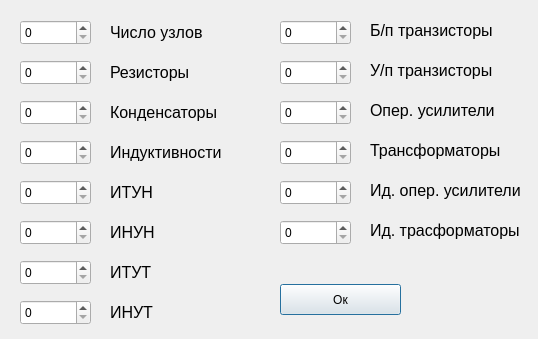
The window that schemedialog.ui (Ekop007/CSM) describes before a commit, drawn with Qt 5.
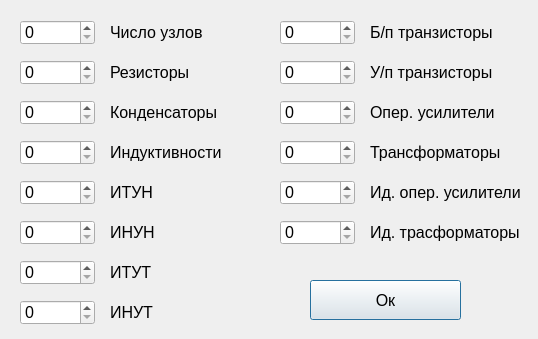
The same window after the commit.

The edit to the form file:
```diff
--- a/schemedialog.ui
+++ b/schemedialog.ui
@@ -10,18 +10,28 @@
     <height>339</height>
    </rect>
   </property>
+  <property name="font">
+   <font>
+    <pointsize>12</pointsize>
+   </font>
+  </property>
   <property name="windowTitle">
    <string>Размерность схемы</string>
   </property>
   <widget class="QPushButton" name="OK">
    <property name="geometry">
     <rect>
-     <x>280</x>
-     <y>284</y>
-     <width>121</width>
-     <height>31</height>
+     <x>310</x>
+     <y>280</y>
+     <width>151</width>
+     <height>40</height>
     </rect>
    </property>
+   <property name="font">
+    <font>
+     <pointsize>12</pointsize>
+    </font>
+   </property>
    <property name="text">
     <string>Ок</string>
    </property>
@@ -176,7 +186,7 @@
      <x>370</x>
      <y>20</y>
      <width>160</width>
-     <height>21</height>
+     <height>25</height>
     </rect>
    </property>
    <property name="font">
@@ -194,7 +204,7 @@
      <x>370</x>
      <y>60</y>
      <width>160</width>
-     <height>21</height>
+     <height>25</height>
     </rect>
    </property>
    <property name="font">
@@ -212,7 +222,7 @@
      <x>370</x>
      <y>100</y>
      <width>160</width>
-     <height>21</height>
+     <height>25</height>
     </rect>
    </property>
    <property name="font">
@@ -230,7 +240,7 @@
      <x>370</x>
      <y>140</y>
      <width>160</width>
-     <height>21</height>
+     <height>25</height>
     </rect>
    </property>
    <property name="font">
@@ -248,7 +258,7 @@
      <x>370</x>
      <y>180</y>
      <width>160</width>
-     <height>21</height>
+     <height>25</height>
     </rect>
    </property>
    <property name="font">
@@ -266,7 +276,7 @@
      <x>370</x>
      <y>220</y>
      <width>160</width>
-     <height>21</height>
+     <height>25</height>
     </rect>
    </property>
    <property name="font">
@@ -283,140 +293,210 @@
     <rect>
      <x>20</x>
      <y>60</y>
-     <width>71</width>
+     <width>75</width>
      <height>25</height>
     </rect>
    </property>
+   <property name="font">
+    <font>
+     <pointsize>12</pointsize>
+    </font>
+   </property>
   </widget>
   <widget class="QSpinBox" name="capacitors">
    <property name="geometry">
     <rect>
      <x>20</x>
      <y>100</y>
-     <width>71</width>
+     <width>75</width>
      <height>25</height>
     </rect>
    </property>
+   <property name="font">
+    <font>
+     <pointsize>12</pointsize>
+    </font>
+   </property>
   </widget>
   <widget class="QSpinBox" name="inductances">
    <property name="geometry">
     <rect>
      <x>20</x>
      <y>140</y>
-     <width>71</width>
+     <width>75</width>
      <height>25</height>
     </rect>
    </property>
+   <property name="font">
+    <font>
+     <pointsize>12</pointsize>
+    </font>
+   </property>
   </widget>
   <widget class="QSpinBox" name="itun">
    <property name="geometry">
     <rect>
      <x>20</x>
      <y>180</y>
-     <width>71</width>
+     <width>75</width>
      <height>25</height>
     </rect>
    </property>
+   <property name="font">
+    <font>
+     <pointsize>12</pointsize>
+    </font>
+   </property>
   </widget>
   <widget class="QSpinBox" name="inun">
    <property name="geometry">
     <rect>
      <x>20</x>
      <y>220</y>
-     <width>71</width>
+     <width>75</width>
      <height>25</height>
     </rect>
    </property>
+   <property name="font">
+    <font>
+     <pointsize>12</pointsize>
+    </font>
+   </property>
   </widget>
   <widget class="QSpinBox" name="itut">
    <property name="geometry">
     <rect>
      <x>20</x>
      <y>260</y>
-     <width>71</width>
+     <width>75</width>
      <height>25</height>
     </rect>
    </property>
+   <property name="font">
+    <font>
+     <pointsize>12</pointsize>
+    </font>
+   </property>
   </widget>
   <widget class="QSpinBox" name="inut">
    <property name="geometry">
     <rect>
      <x>20</x>
      <y>300</y>
-     <width>71</width>
+     <width>75</width>
      <height>25</height>
     </rect>
    </property>
+   <property name="font">
+    <font>
+     <pointsize>12</pointsize>
+    </font>
+   </property>
   </widget>
   <widget class="QSpinBox" name="perf_tranformers">
    <property name="geometry">
     <rect>
      <x>280</x>
      <y>220</y>
-     <width>71</width>
+     <width>75</width>
      <height>25</height>
     </rect>
    </property>
+   <property name="font">
+    <font>
+     <pointsize>12</pointsize>
+    </font>
+   </property>
   </widget>
   <widget class="QSpinBox" name="transformers">
    <property name="geometry">
     <rect>
      <x>280</x>
      <y>140</y>
-     <width>71</width>
+     <width>75</width>
      <height>25</height>
     </rect>
    </property>
+   <property name="font">
+    <font>
+     <pointsize>12</pointsize>
+    </font>
+   </property>
   </widget>
   <widget class="QSpinBox" name="amplifiers">
    <property name="geometry">
     <rect>
      <x>280</x>
      <y>100</y>
-     <width>71</width>
+     <width>75</width>
      <height>25</height>
     </rect>
    </property>
+   <property name="font">
+    <font>
+     <pointsize>12</pointsize>
+    </font>
+   </property>
   </widget>
   <widget class="QSpinBox" name="up_transistors">
    <property name="geometry">
     <rect>
      <x>280</x>
      <y>60</y>
-     <width>71</width>
+     <width>75</width>
      <height>25</height>
     </rect>
    </property>
+   <property name="font">
+    <font>
+     <pointsize>12</pointsize>
+    </font>
+   </property>
   </widget>
   <widget class="QSpinBox" name="p_o_alplifiers">
    <property name="geometry">
     <rect>
      <x>280</x>
      <y>180</y>
-     <width>71</width>
+     <width>75</width>
      <height>25</height>
     </rect>
    </property>
+   <property name="font">
+    <font>
+     <pointsize>12</pointsize>
+    </font>
+   </property>
   </widget>
   <widget class="QSpinBox" name="bp_transistors">
    <property name="geometry">
     <rect>
      <x>280</x>
      <y>20</y>
-     <width>71</width>
+     <width>75</width>
      <height>25</height>
     </rect>
    </property>
+   <property name="font">
+    <font>
+     <pointsize>12</pointsize>
+    </font>
+   </property>
   </widget>
   <widget class="QSpinBox" name="node_count">
    <property name="geometry">
     <rect>
      <x>20</x>
      <y>20</y>
-     <width>71</width>
+     <width>75</width>
      <height>25</height>
     </rect>
    </property>
+   <property name="font">
+    <font>
+     <pointsize>12</pointsize>
+    </font>
+   </property>
   </widget>
  </widget>
  <resources/>
```
Left out of the diff: 2 changed lines with no effect on the pictures.
